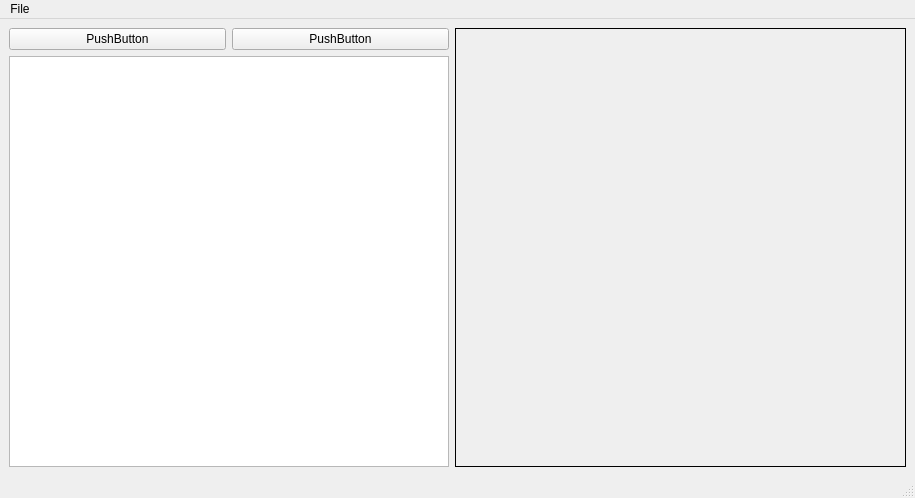
Before: the Qt Designer form src/ECM_gui/acs_dialog/window_buffer_manager.ui in dmherrington/ECM-Control-System, drawn with Qt 5.
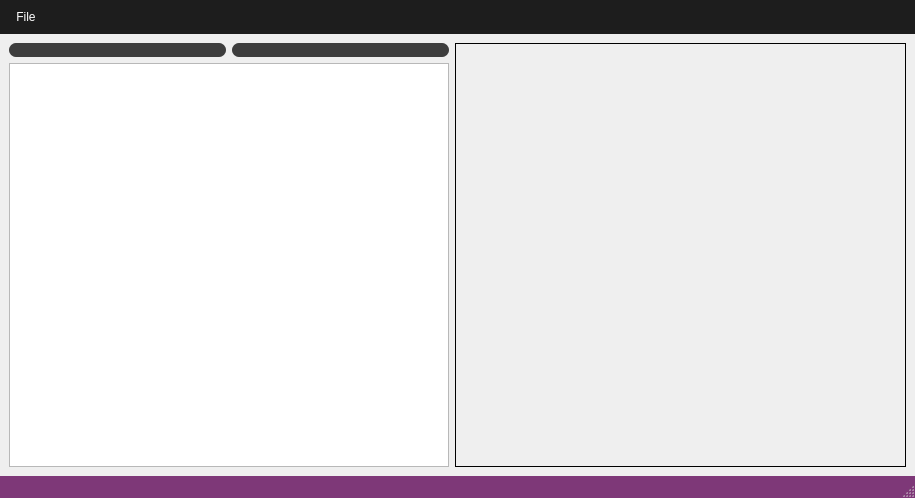
After: the same form once the commit is applied.

```diff
--- a/src/ECM_gui/acs_dialog/window_buffer_manager.ui
+++ b/src/ECM_gui/acs_dialog/window_buffer_manager.ui
@@ -11,7 +11,119 @@
    </rect>
   </property>
   <property name="windowTitle">
-   <string>MainWindow</string>
+   <string>SPII Buffer Editor</string>
+  </property>
+  <property name="styleSheet">
+   <string notr="true">QMenuBar{
+background-color:#1d1d1d;
+padding:5px;
+	font: 12pt &quot;MS Shell Dlg 2&quot;;
+}
+
+QMenuBar::item{
+background-color:#1d1d1d;
+color:#fff;
+padding:5px;
+
+}
+
+QMenu{
+color:#fff;
+padding:0;
+}
+
+QMenu::item:selected{
+color:#fff;
+background-color:#00aba9;
+}
+
+QTableWidget{
+background-color:#3d3d3d;
+color:#fff;
+  selection-background-color: #da532c;
+border:solid;
+border-width:3px;
+border-color:#da532c;
+}
+QHeaderView::section{
+background-color:qlineargradient(spread:pad, x1:0, y1:0, x2:1, y2:0, stop:0 rgba(20, 158, 217, 255), stop:1 rgba(36, 158, 217, 255));
+border:none;
+border-top-style:solid;
+border-width:1px;
+border-top-color:qlineargradient(spread:pad, x1:0, y1:0, x2:1, y2:0, stop:0 rgba(20, 158, 217, 255), stop:1 rgba(36, 158, 217, 255));
+color:#fff;
+
+}
+QHeaderView{
+background-color:qlineargradient(spread:pad, x1:0, y1:0, x2:1, y2:0, stop:0 rgba(20, 158, 217, 255), stop:1 rgba(36, 158, 217, 255));
+
+border:none;
+border-top-style:solid;
+border-width:1px;
+border-top-color:#149ED9;
+color:#fff;
+	font: 75 12pt &quot;Calibri&quot;;
+}
+
+QTableCornerButton::section{
+border:none;
+background-color:#149ED9;
+}
+
+QMenu{
+background-color:#3d3d3d;
+}
+QStatusBar{
+background-color:#7e3878;
+color:#fff;
+}
+
+QPushButton{
+border-style:solid;
+background-color:#3d3d3d;
+color:#fff;
+border-radius:7px;
+}
+
+QPushButton:disabled {
+background-color: rgb(204, 0, 0);
+}
+
+QPushButton:hover{
+color:#ccc;
+	background-color: qlineargradient(spread:pad, x1:0.517, y1:0, x2:0.517, y2:1, stop:0 rgba(45, 45, 45, 255), stop:0.505682 rgba(45, 45, 45, 255), stop:1 rgba(29, 29, 29, 255));
+	border-color:#2d89ef;
+border-width:2px;
+}
+
+QPushButton:pressed{
+background-color: qlineargradient(spread:pad, x1:0.517, y1:0, x2:0.517, y2:1, stop:0 rgba(29, 29, 29, 255), stop:0.505682 rgba(45, 45, 45, 255), stop:1 rgba(29, 29, 29, 255));
+}
+
+
+QTabWidget::tab{
+background-color:#3d3d3d;
+}
+
+QLineEdit{
+border-radius:0;
+}
+
+QProgressBar{
+border-radius:0;
+text-align:center;
+color:#fff;
+background-color:transparent;
+border: 2px solid #e3a21a;
+border-radius:7px;
+	font: 75 12pt &quot;Open Sans&quot;;
+
+}
+
+QProgressBar::chunk{
+background-color:#2d89ef;
+width:20px;
+}</string>
   </property>
   <widget class="QWidget" name="centralwidget">
    <layout class="QGridLayout" name="gridLayout">
@@ -20,14 +132,14 @@
       <item>
        <widget class="QPushButton" name="pushButton">
         <property name="text">
-         <string>PushButton</string>
+         <string/>
         </property>
        </widget>
       </item>
       <item>
        <widget class="QPushButton" name="pushButton_2">
         <property name="text">
-         <string>PushButton</string>
+         <string/>
         </property>
        </widget>
       </item>
@@ -70,7 +182,7 @@
      <x>0</x>
      <y>0</y>
      <width>915</width>
-     <height>21</height>
+     <height>40</height>
     </rect>
    </property>
    <widget class="QMenu" name="menuFile">
```
Left out of the diff: 26 changed lines with no effect on the pictures.
